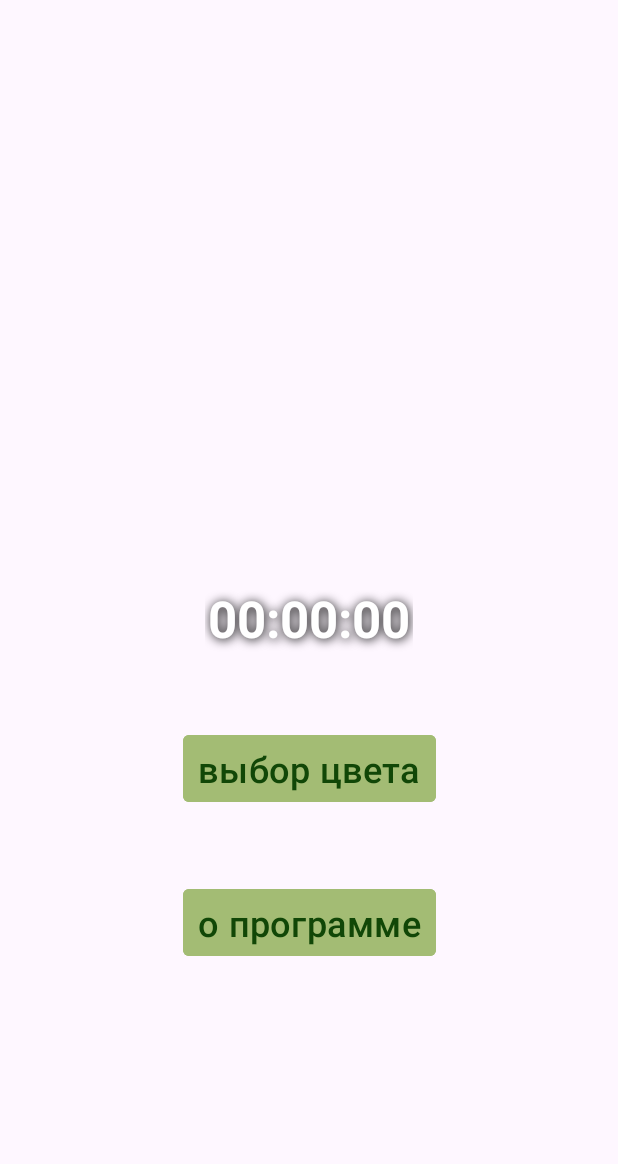
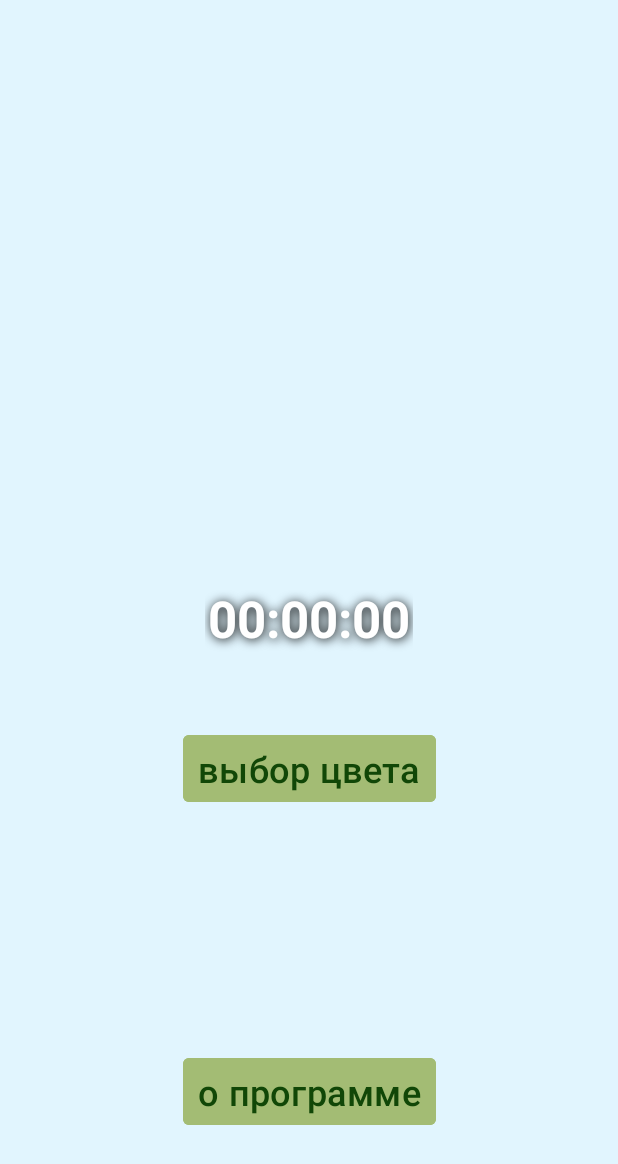
Before and after one commit to arantir/clockWidget, an Android app: the screen it shows after launch (MainActivity), on a phone screen of 412 x 824 dp. Shown: the top 1164 px of the screen. Run offline under Robolectric (Android 15) with nearby library versions, the phone set to English and light mode, and no system bars; libraries missing offline, so code that uses them is left out: com.jaredrummler.android.

Commit message:
автообновление
Был баг с автообновлением. Параллельно запускалось несколько таймеров, как минимум при многократных нажатиях на виджет. Теперь таймер один(надеюсь). А клики на виджет вообще перестали работать. В прочем это не так важно, если будет регулярное автообновление то вообще нужно отключить клики по виджету, как и стандартное автообновление раз в 30 минут.

```diff
--- a/app/src/main/java/com/example/clockwidget/MainActivity.kt
+++ b/app/src/main/java/com/example/clockwidget/MainActivity.kt
@@ -6,12 +6,15 @@ import android.appwidget.AppWidgetManager
 import android.content.ComponentName
 import android.content.Context
 import android.graphics.Color
+import android.graphics.drawable.ColorDrawable
+import android.graphics.drawable.Drawable
 import android.os.Bundle
 import android.widget.Button
 import android.widget.RemoteViews
 import android.widget.TextView
 import androidx.appcompat.app.AlertDialog
 import androidx.appcompat.app.AppCompatActivity
+import androidx.constraintlayout.widget.ConstraintLayout
 import androidx.core.content.ContextCompat
 import com.jaredrummler.android.colorpicker.ColorPickerDialog
 import com.jaredrummler.android.colorpicker.ColorPickerDialogListener
@@ -24,7 +27,7 @@ class MainActivity : AppCompatActivity(), ColorPickerDialogListener {
         setContentView(R.layout.activity_main)
 
         //Покраска статусной строки.(Это та бесячая фиолетовая полоска сверху)
-        window.statusBarColor = ContextCompat.getColor(this, R.color.white)
+        window.statusBarColor = ContextCompat.getColor(this, R.color.green)
 
         //Конструктор сообщения для кнопки о программе.
         val builder = AlertDialog.Builder(this)
--- a/app/src/main/java/com/example/clockwidget/NewAppWidget.kt
+++ b/app/src/main/java/com/example/clockwidget/NewAppWidget.kt
@@ -18,6 +18,7 @@ import java.util.TimerTask
 
 
 const val WIDGET_SYNC = "WIDGET_SYNC"
+var timer = Timer()
 
 /**
  * Implementation of App Widget functionality.
@@ -86,9 +87,8 @@ internal fun updateAppWidget(
 
     views.setOnClickPendingIntent(R.id.appwidget_text, pendingIntent)
 
-
+    //Таймер для регулярного обновления.
     val handler = Handler()
-    val timer = Timer()
 
     val task: TimerTask = object : TimerTask() {
         override fun run() {
@@ -112,6 +112,7 @@ internal fun updateAppWidget(
             })
         }
     }
+    timer = Timer()
     timer.scheduleAtFixedRate(task, 0, 5000) // Executes the task every 5 seconds.
 
 
--- a/app/src/main/res/layout/activity_main.xml
+++ b/app/src/main/res/layout/activity_main.xml
@@ -2,15 +2,17 @@
 <androidx.constraintlayout.widget.ConstraintLayout xmlns:android="http://schemas.android.com/apk/res/android"
     xmlns:app="http://schemas.android.com/apk/res-auto"
     xmlns:tools="http://schemas.android.com/tools"
+    android:id="@+id/background"
     android:layout_width="match_parent"
     android:layout_height="match_parent"
+    android:background="@color/light_blue_50"
     tools:context=".MainActivity">
 
     <Button
         android:id="@+id/btAbout"
         android:layout_width="wrap_content"
         android:layout_height="wrap_content"
-        android:layout_marginTop="50dp"
+        android:layout_marginBottom="70dp"
         android:backgroundTint="@color/bt_color_pick_back"
         android:paddingLeft="10dp"
         android:paddingRight="10dp"
@@ -18,18 +20,15 @@
         android:textColor="@color/bt_color_pick_font"
         android:textSize="24sp"
         app:cornerRadius="4dp"
-        app:layout_constraintEnd_toEndOf="@+id/tvExample"
-        app:layout_constraintStart_toStartOf="@+id/tvExample"
-        app:layout_constraintTop_toBottomOf="@+id/btColorPick" />
+        app:layout_constraintBottom_toBottomOf="parent"
+        app:layout_constraintEnd_toEndOf="parent"
+        app:layout_constraintStart_toStartOf="parent" />
 
     <TextView
         android:id="@+id/tvExample"
         android:layout_width="wrap_content"
         android:layout_height="wrap_content"
-        app:layout_constraintBottom_toBottomOf="parent"
-        app:layout_constraintEnd_toEndOf="parent"
-        app:layout_constraintStart_toStartOf="parent"
-        app:layout_constraintTop_toTopOf="parent"
+        android:background="@android:color/transparent"
         android:contentDescription="@string/appwidget_text"
         android:gravity="center"
         android:padding="1dp"
@@ -43,7 +42,10 @@
         android:textColor="@color/white"
         android:textSize="34sp"
         android:textStyle="bold"
-        android:background="@android:color/transparent" />
+        app:layout_constraintBottom_toBottomOf="parent"
+        app:layout_constraintEnd_toEndOf="parent"
+        app:layout_constraintStart_toStartOf="parent"
+        app:layout_constraintTop_toTopOf="parent" />
 
     <Button
         android:id="@+id/btColorPick"
--- a/app/src/main/res/values/colors.xml
+++ b/app/src/main/res/values/colors.xml
@@ -11,4 +11,5 @@
     <color name="background_widget">#FF01579B</color>
     <color name="bt_color_pick_font">#114707</color>
     <color name="bt_color_pick_back">#a3bc74</color>
+    <color name="green">#487c21</color>
 </resources>
```
